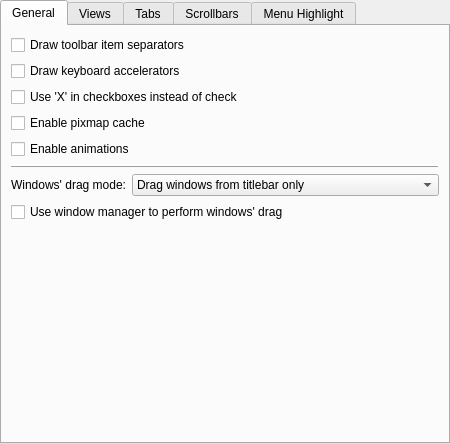
First picture: the form in kstyles/oxygen/config/ui/oxygenstyleconfig.ui, repository mgottschlag/kwin-tiling, before the edit.
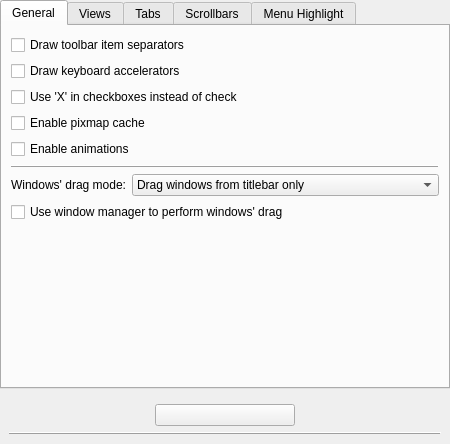
Second picture: the form after the edit. Custom widgets are drawn as their Qt base class.

Commit message: added "show advanced options" button.

```diff
--- a/kstyles/oxygen/config/ui/oxygenstyleconfig.ui
+++ b/kstyles/oxygen/config/ui/oxygenstyleconfig.ui
@@ -506,19 +506,42 @@
      </widget>
     </widget>
    </item>
+   <item>
+    <widget class="QWidget" name="_expertModeContainer" native="true">
+     <layout class="QGridLayout" name="gridLayout">
+      <item row="0" column="1">
+       <widget class="QPushButton" name="_expertModeButton">
+        <property name="text">
+         <string/>
+        </property>
+       </widget>
+      </item>
+      <item row="1" column="0" colspan="3">
+       <widget class="QFrame" name="frame_2">
+        <property name="frameShape">
+         <enum>QFrame::HLine</enum>
+        </property>
+        <property name="frameShadow">
+         <enum>QFrame::Raised</enum>
+        </property>
+       </widget>
+      </item>
+     </layout>
+    </widget>
+   </item>
   </layout>
  </widget>
  <customwidgets>
-  <customwidget>
-   <class>KIntSpinBox</class>
-   <extends>QSpinBox</extends>
-   <header>knuminput.h</header>
-  </customwidget>
   <customwidget>
    <class>KComboBox</class>
    <extends>QComboBox</extends>
    <header>kcombobox.h</header>
   </customwidget>
+  <customwidget>
+   <class>KIntSpinBox</class>
+   <extends>QSpinBox</extends>
+   <header>knuminput.h</header>
+  </customwidget>
   <customwidget>
    <class>KTabWidget</class>
    <extends>QTabWidget</extends>
```
The commit also changes 1 other file.
